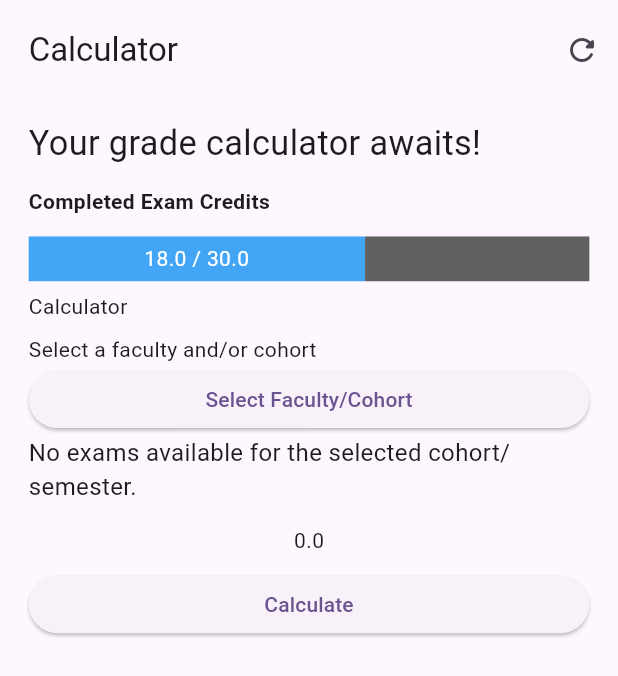
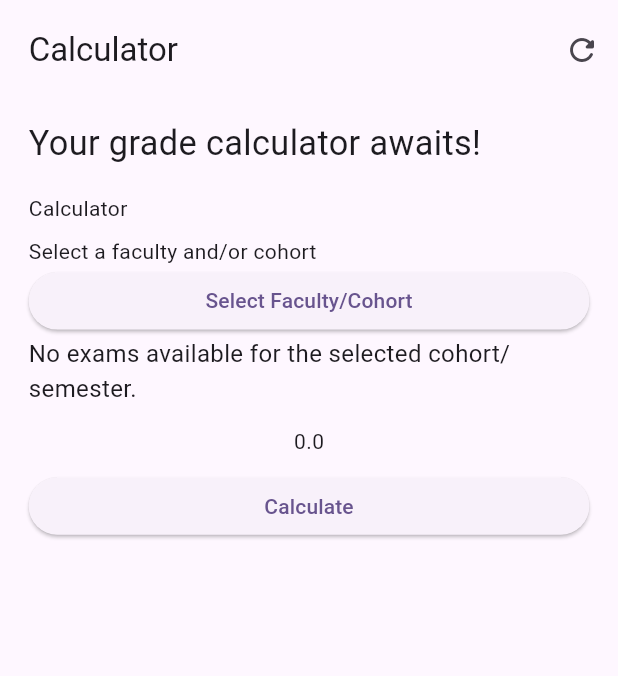
Before and after one commit to Krmsh1n5/u_standings, a Flutter app: the CalculatorPage screen opened directly, after a tap on "Calculate", on a phone screen of 412 x 824 dp. Shown: the top 676 px of the screen. Run offline on Flutter 3.47's test engine with Material 3 defaults, Android fonts, the phone set to English and light mode, and no system bars; our stand-ins replace flutter_screenutil.

Commit message:
Added logic&state management for Calculator Page

```diff
--- /dev/null
+++ b/lib/core/utils/constants/cohorts_semesters_data.dart
@@ -0,0 +1,58 @@
+import 'package:u_standings/features/standings/domain/entities/cohort_semester.dart';
+import 'package:u_standings/features/standings/domain/entities/exam.dart';
+
+List<CohortSemester> cohortsSemesters = [
+  // L0
+  CohortSemester(name: 'L0 S1', exams: []),
+  CohortSemester(name: 'L0 S2', exams: []),
+  // L1
+  CohortSemester(name: 'L1 CS S1', exams: [
+    Exam(title: 'Notebook', credits: 1),
+    Exam(title: 'Math Midterm', credits: 2),
+    Exam(title: 'Math Final', credits: 3),
+    Exam(title: 'Language Midterm', credits: 3 * 2 / 8),
+    Exam(title: 'Language Speaking', credits: 3 * 3 / 8),
+    Exam(title: 'Language Final', credits: 3 * 3 / 8),
+    Exam(title: 'Fluid mechanics', credits: 6 * 1 / 5),
+    Exam(title: 'Thermodynamics', credits: 6 * 2 / 5),
+    Exam(title: 'Point mechanics', credits: 6 * 2 / 5),
+    Exam(title: 'AoM Midterm', credits: 2 * 1 / 3),
+    Exam(title: 'AoM Final', credits: 2 * 2 / 3),
+    Exam(title: 'Chem Lab Evaluated PW', credits: 2 * 1 / 2),
+    Exam(title: 'Chem Lab Report', credits: 2 * 0.5 / 2),
+    Exam(title: 'Chem Lab Behavior/Notebook', credits: 2 * 0.5 / 2),
+    Exam(title: 'Frontend Final', credits: 11 * 1 / 4 * 0.5),
+    Exam(title: 'Frontend Participation', credits: 11 * 1 / 4 * 0.1),
+    Exam(title: 'Frontend Project', credits: 11 * 1 / 4 * 0.4),
+    Exam(title: 'DSA Final', credits: 11 * 2 / 4 * 0.5),
+    Exam(title: 'DSA Project&PWs', credits: 11 * 2 / 4 * 0.5),
+    Exam(title: 'CSPC Midterm', credits: 11 * 1 / 4 * 0.2),
+    Exam(title: 'CSPC PWs', credits: 11 * 1 / 4 * 0.4),
+    Exam(title: 'CSPC Final', credits: 11 * 1 / 4 * 0.4),
+  ]),
+  CohortSemester(name: 'L1 CS S2', exams: []),
+  CohortSemester(name: 'L1 CE S1', exams: []),
+  CohortSemester(name: 'L1 CE S2', exams: []),
+  CohortSemester(name: 'L1 PE S1', exams: []),
+  CohortSemester(name: 'L1 PE S2', exams: []),
+  CohortSemester(name: 'L1 GE S1', exams: []),
+  CohortSemester(name: 'L1 GE S2', exams: []),
+  // L2
+  CohortSemester(name: 'L2 CS S1', exams: []),
+  CohortSemester(name: 'L2 CS S2', exams: []),
+  CohortSemester(name: 'L2 CE S1', exams: []),
+  CohortSemester(name: 'L2 CE S2', exams: []),
+  CohortSemester(name: 'L2 PE S1', exams: []),
+  CohortSemester(name: 'L2 PE S2', exams: []),
+  CohortSemester(name: 'L2 GE S1', exams: []),
+  CohortSemester(name: 'L2 GE S2', exams: []),
+  // L3
+  CohortSemester(name: 'L3 CS S1', exams: []),
+  CohortSemester(name: 'L3 CS S2', exams: []),
+  CohortSemester(name: 'L3 CE S1', exams: []),
+  CohortSemester(name: 'L3 CE S2', exams: []),
+  CohortSemester(name: 'L3 PE S1', exams: []),
+  CohortSemester(name: 'L3 PE S2', exams: []),
+  CohortSemester(name: 'L3 GE S1', exams: []),
+  CohortSemester(name: 'L3 GE S2', exams: []),
+];
--- /dev/null
+++ b/lib/features/standings/domain/entities/cohort_semester.dart
@@ -0,0 +1,8 @@
+import 'package:u_standings/features/standings/domain/entities/exam.dart';
+
+class CohortSemester {
+  final String name; // e.g., "L0 S1", "L1 CS S2"
+  final List<Exam> exams;
+
+  CohortSemester({required this.name, required this.exams});
+}
--- /dev/null
+++ b/lib/features/standings/domain/entities/exam.dart
@@ -0,0 +1,6 @@
+class Exam {
+  final String title;
+  final double credits;
+
+  Exam({required this.title, required this.credits});
+}
--- /dev/null
+++ b/lib/features/standings/domain/usecases/get_calculated_average.dart
@@ -0,0 +1,28 @@
+import 'package:u_standings/core/utils/constants/cohorts_semesters_data.dart';
+import 'package:u_standings/features/standings/domain/entities/exam.dart';
+
+class GetCalculatedAverageUseCase {
+  double call(Map<String, double> grades, String selectedCohortSemester) {
+    if (grades.isNotEmpty) {
+      double totalCredits = 0;
+      double weightedSum = 0;
+      List<Exam> exams = cohortsSemesters
+          .firstWhere(
+              (cohortSemester) => cohortSemester.name == selectedCohortSemester)
+          .exams;
+
+      for (var examName in grades.keys) {
+        final grade = grades[examName]!;
+        final credits =
+            exams.firstWhere((exam) => exam.title == examName).credits;
+
+        totalCredits += credits;
+        weightedSum += grade * credits;
+      }
+
+      return double.parse((weightedSum / totalCredits).toStringAsFixed(3));
+    } else {
+      return 0;
+    }
+  }
+}
--- /dev/null
+++ b/lib/features/standings/domain/usecases/get_exams.dart
@@ -0,0 +1,15 @@
+import 'package:u_standings/core/utils/constants/cohorts_semesters_data.dart';
+
+class GetExamsUseCase {
+  List<Map<String, String>> call(String? selectedCohortSemester) {
+    if (selectedCohortSemester == null) {
+      return [];
+    }
+    final cohortSemesterObject = cohortsSemesters.firstWhere(
+        (cohortSemester) => cohortSemester.name == selectedCohortSemester);
+
+    return cohortSemesterObject.exams.map((exam) {
+      return {'title': exam.title, 'credits': exam.credits.toString()};
+    }).toList();
+  }
+}
--- a/lib/features/standings/presentation/providers/calculator_notifier.dart
+++ b/lib/features/standings/presentation/providers/calculator_notifier.dart
@@ -1,47 +1,23 @@
 import 'package:flutter/material.dart';
+import 'package:u_standings/features/standings/domain/usecases/get_calculated_average.dart';
+import 'package:u_standings/features/standings/domain/usecases/get_exams.dart';
 
 class CalculatorProvider extends ChangeNotifier {
   // State variables
   String? selectedCohortSemester;
+  List<Map<String, String>>? exams;
   double? calculatedAverage;
 
-  // Cohort/Semester options
-  final List<String> cohortsSemesters = [
-    'L0 S1',
-    'L0 S2',
-    'L1 CS S1',
-    'L1 CS S2',
-    'L1 CE S1',
-    'L1 CE S2',
-    'L2',
-    'L3',
-    'L4',
-  ];
-
-  // Example mapping of cohort/semester to exam data
-  final Map<String, List<Map<String, String>>> examData = {
-    'L1 CS S1': [
-      {'title': 'DSA 1 Written Exam', 'credits': '2.75'},
-      {'title': 'DSA 1 Final Project and PWs', 'credits': '2.75'},
-      {'title': 'Frontend Written Exam', 'credits': '1.3'},
-    ],
-    'L1 CE S1': [
-      {'title': 'TOM 1 Midterm', 'credits': '1.5'},
-      {'title': 'TOM 1 Final', 'credits': '2'},
-    ],
-    // Add other cohorts/semesters here
-  };
+  // Use Cases
+  GetCalculatedAverageUseCase getCalculatedAverage = GetCalculatedAverageUseCase();
+  GetExamsUseCase getExams = GetExamsUseCase();
 
   final Map<String, double> grades = {}; // Stores user inputs for grades
-
-  // Fetch exams for the selected cohort/semester
-  List<Map<String, String>> get currentExams {
-    return examData[selectedCohortSemester] ?? [];
-  }
 
   // Update selected cohort and/or semester
   void updateCohort(String cohortSemester) {
     selectedCohortSemester = cohortSemester;
+    exams = getExams(selectedCohortSemester);
     calculatedAverage = null;
     notifyListeners();
   }
@@ -52,24 +28,7 @@ class CalculatorProvider extends ChangeNotifier {
   }
 
   void calculateAverage() {
-    if (grades.isNotEmpty) {
-      double totalCredits = 0;
-      double weightedSum = 0;
-
-      for (var exam in currentExams) {
-        final title = exam['title']!;
-        final credits = double.parse(exam['credits']!);
-
-        if (grades.containsKey(title)) {
-          weightedSum += grades[title]! * credits;
-          totalCredits += credits;
-        }
-      }
-
-      calculatedAverage = totalCredits > 0 ? weightedSum / totalCredits : 0;
-    } else {
-      calculatedAverage = 0;
-    }
+    calculatedAverage = getCalculatedAverage(grades, selectedCohortSemester ?? 'L0 S1');
     notifyListeners();
   }
 }
--- a/lib/features/standings/presentation/screens/calculator_page.dart
+++ b/lib/features/standings/presentation/screens/calculator_page.dart
@@ -1,6 +1,7 @@
 import 'package:flutter/material.dart';
 import 'package:flutter_screenutil/flutter_screenutil.dart';
 import 'package:provider/provider.dart';
+import 'package:u_standings/core/utils/constants/cohorts_semesters_data.dart';
 import 'package:u_standings/features/standings/presentation/providers/calculator_notifier.dart';
 import 'package:u_standings/features/standings/presentation/widgets/custom_appbar.dart';
 import 'package:u_standings/features/standings/presentation/widgets/select_button.dart';
@@ -30,7 +31,6 @@ class CalculatorPage extends StatelessWidget {
             child: Column(
               children: [
                 _buildTitleWidget(),
-                _buildCompletedExamCreditsWidget(),
                 SizedBox(height: 4.h),
                 _buildHeadingAndSubheadingText(),
                 SizedBox(height: 4.h),
@@ -111,68 +111,23 @@ class CalculatorPage extends StatelessWidget {
     );
   }
 
-  _buildCompletedExamCreditsWidget() {
-    // Example data for completed and total credits
-    double completedCredits = 18;
-    double totalCredits = 30;
-
-    // Calculate the percentage of completed credits
-    double percentageCompleted = completedCredits / totalCredits;
-
-    return SizedBox(
-      width: double.infinity,
-      height: 55.h,
-      child: Column(
-        children: [
-          SizedBox(
-            width: double.infinity,
-            height: 20.h,
-            child: Text(
-              "Completed Exam Credits",
-              style: TextStyle(fontWeight: FontWeight.bold),
-            ),
-          ),
-          SizedBox(
-            height: 8.h,
-          ),
-          Row(
-            children: [
-              Expanded(
-                flex: (percentageCompleted * 100).toInt(),
-                child: Container(
-                  height: 25.h,
-                  color: Colors.blue[400],
-                  alignment: Alignment.center,
-                  child: Text(
-                    "$completedCredits / $totalCredits",
-                    style: TextStyle(color: Colors.white),
-                    textAlign: TextAlign.center,
-                  ),
-                ),
-              ),
-              Expanded(
-                flex: ((1 - percentageCompleted) * 100).toInt(),
-                child: Container(
-                  height: 25.h,
-                  color: Colors.grey[700],
-                ),
-              ),
-            ],
-          ),
-        ],
-      ),
-    );
-  }
 
   _buildSelectButton(BuildContext context) {
     final provider = Provider.of<CalculatorProvider>(context);
+    final List<String> availableCohortsSemesters = [];
+
+    for (var cohort in cohortsSemesters) {
+      if (cohort.exams.isNotEmpty) {
+        availableCohortsSemesters.add(cohort.name);
+      }
+    }
 
     return SizedBox(
       height: 32.h,
       width: double.maxFinite,
       child: CohortSemesterSelectorButton(
         title: provider.selectedCohortSemester ?? 'Select Faculty/Cohort',
-        staticOptions: provider.cohortsSemesters,
+        staticOptions: availableCohortsSemesters,
         onOptionSelected: (selectedOption) {
           provider.updateCohort(selectedOption);
         },
@@ -182,7 +137,7 @@ class CalculatorPage extends StatelessWidget {
 
   _buildCalculatorFields(BuildContext context) {
     final provider = Provider.of<CalculatorProvider>(context);
-    final exams = provider.currentExams;
+    final exams = provider.exams ?? [];
 
     if (exams.isEmpty) {
       return Center(
```
Also changed, not shown: lib/features/standings/domain/usecases/calculate_grade.dart (deleted).
